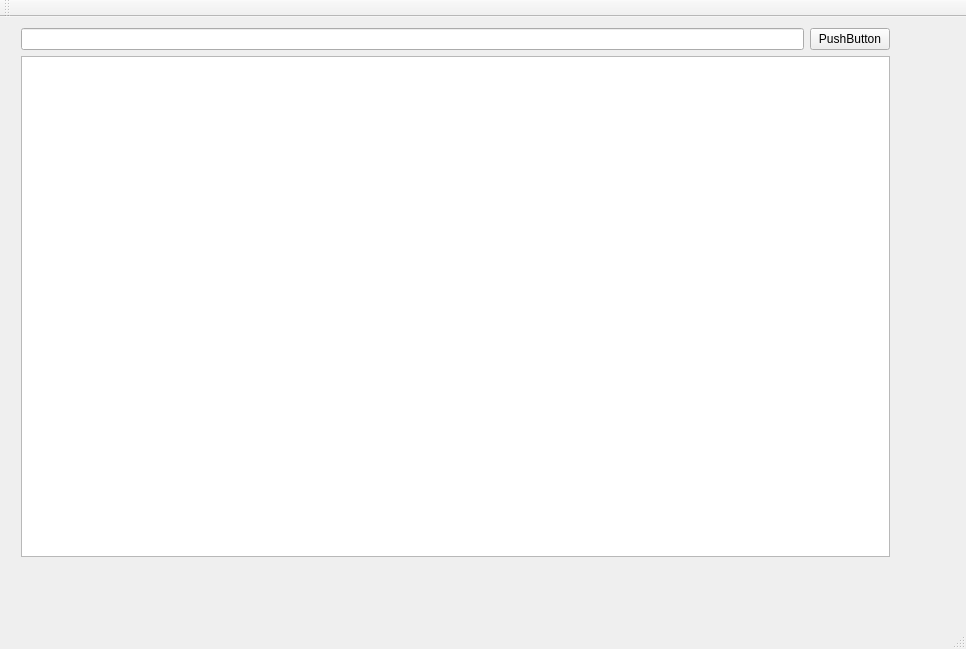
The window that mainwindow.ui (pzins/Grep) describes before a commit, drawn with Qt 5.
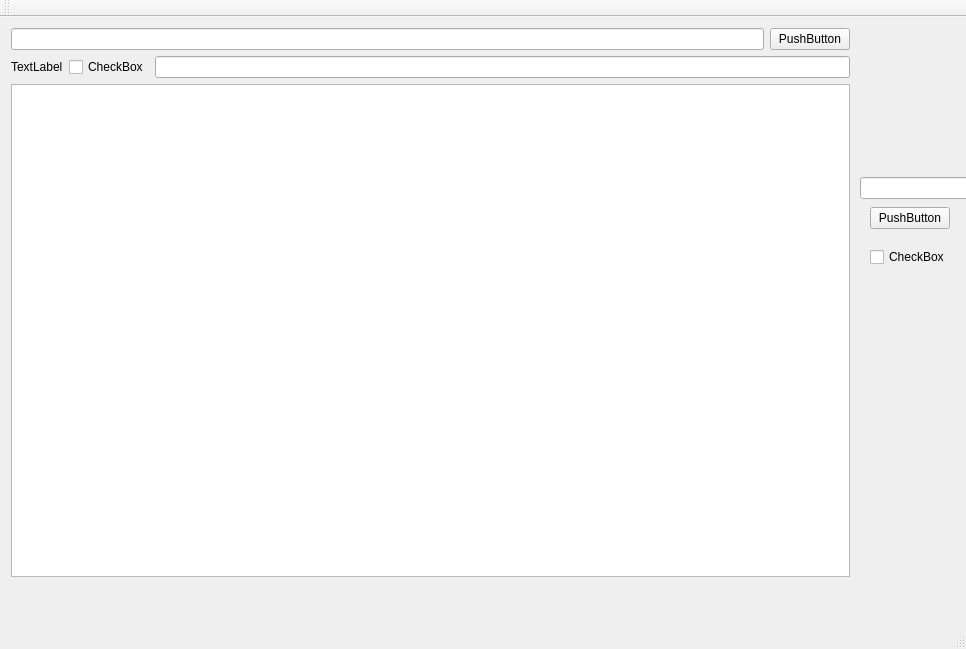
The same window after the commit.

```diff
--- a/mainwindow.ui
+++ b/mainwindow.ui
@@ -17,16 +17,14 @@
    <widget class="QWidget" name="verticalLayoutWidget">
     <property name="geometry">
      <rect>
-      <x>10</x>
+      <x>0</x>
       <y>0</y>
-      <width>891</width>
-      <height>551</height>
+      <width>861</width>
+      <height>571</height>
      </rect>
     </property>
     <layout class="QVBoxLayout" name="verticalLayout">
      <item>
-      <layout class="QVBoxLayout" name="verticalLayout_2">
-       <item>
         <layout class="QHBoxLayout" name="horizontalLayout">
          <item>
           <widget class="QLineEdit" name="lineEdit"/>
@@ -46,15 +44,68 @@
          </item>
         </layout>
        </item>
+     <item>
+      <layout class="QHBoxLayout" name="horizontalLayout_2">
+       <item>
+        <widget class="QLabel" name="label">
+         <property name="text">
+          <string>TextLabel</string>
+         </property>
+        </widget>
+       </item>
+       <item>
+        <widget class="QCheckBox" name="checkBox">
+         <property name="text">
+          <string>CheckBox</string>
+         </property>
+        </widget>
+       </item>
+       <item>
+        <widget class="QLineEdit" name="lineEdit_2"/>
+       </item>
+      </layout>
+     </item>
        <item>
         <widget class="QPlainTextEdit" name="plainTextEdit"/>
        </item>
       </layout>
-     </item>
-    </layout>
    </widget>
-   <zorder>verticalLayoutWidget</zorder>
-   <zorder>plainTextEdit</zorder>
+   <widget class="QLineEdit" name="lineEdit_3">
+    <property name="geometry">
+     <rect>
+      <x>860</x>
+      <y>160</y>
+      <width>113</width>
+      <height>22</height>
+     </rect>
+    </property>
+   </widget>
+   <widget class="QPushButton" name="pushButton_2">
+    <property name="geometry">
+     <rect>
+      <x>870</x>
+      <y>190</y>
+      <width>80</width>
+      <height>22</height>
+     </rect>
+    </property>
+    <property name="text">
+     <string>PushButton</string>
+    </property>
+   </widget>
+   <widget class="QCheckBox" name="checkBox_2">
+    <property name="geometry">
+     <rect>
+      <x>870</x>
+      <y>230</y>
+      <width>85</width>
+      <height>20</height>
+     </rect>
+    </property>
+    <property name="text">
+     <string>CheckBox</string>
+    </property>
+   </widget>
   </widget>
   <widget class="QMenuBar" name="menuBar">
    <property name="geometry">
```
Left out of the diff: 2 changed lines with no effect on the pictures. Lines whose indentation alone changed are shown as unchanged.
